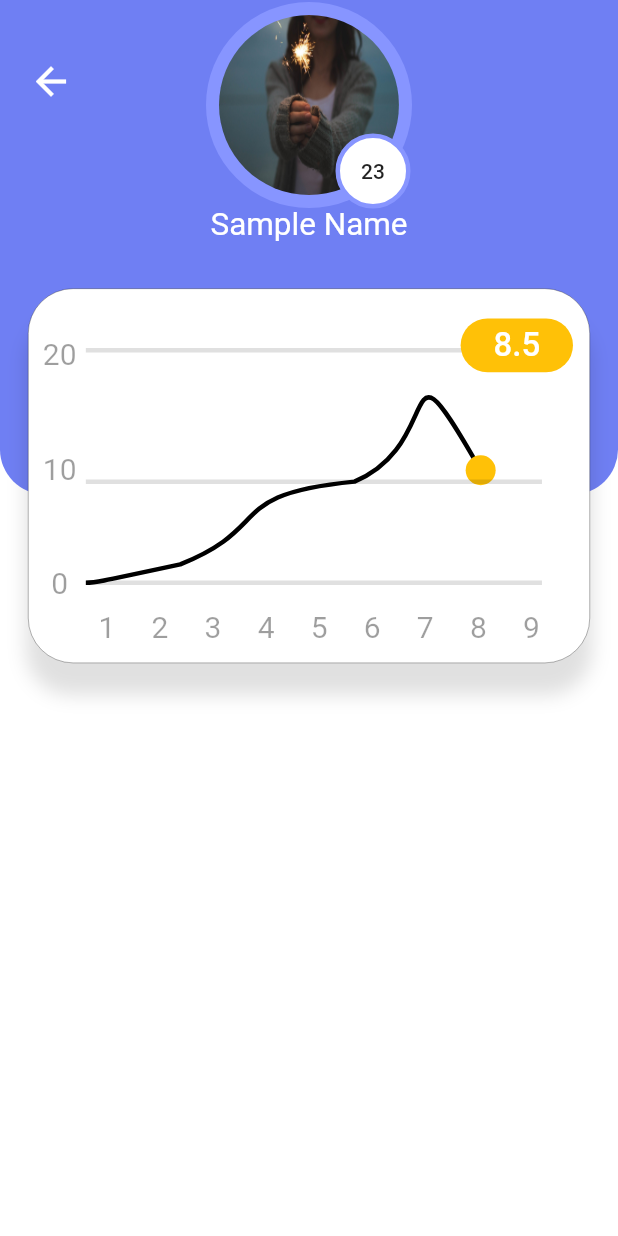
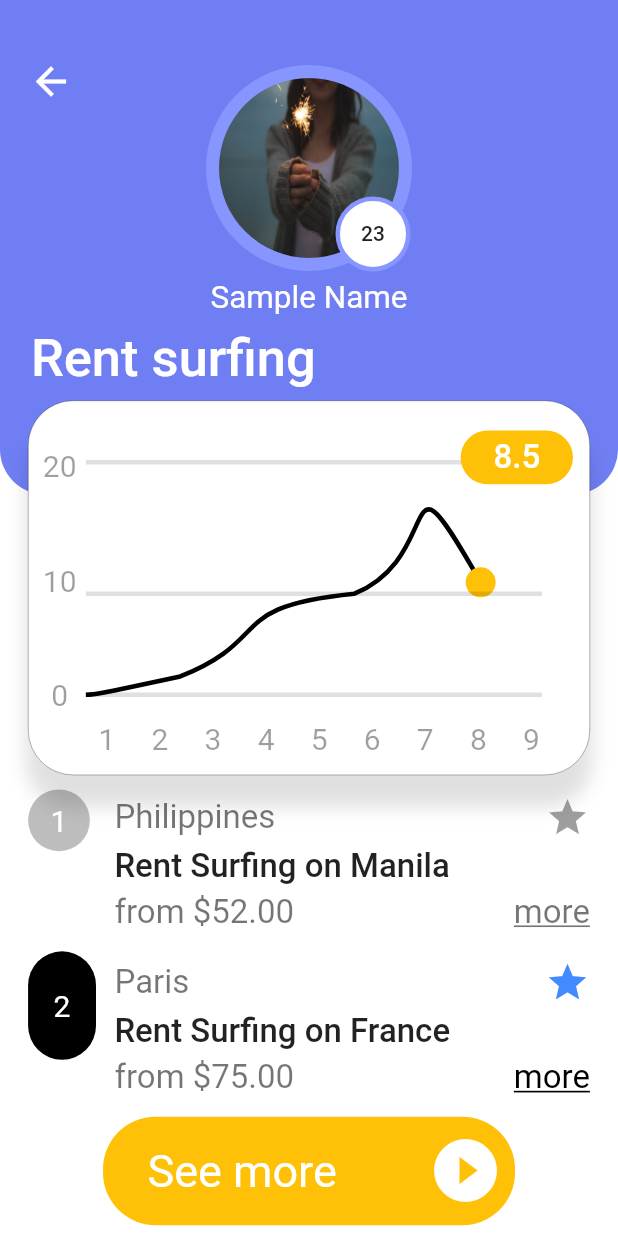
Before and after one commit to LandWhale2/Flutter-Ui, a Flutter app: the ProfilePage screen opened directly, on a phone screen of 412 x 824 dp. Run offline on Flutter 3.47's test engine with Material 2 defaults, Android fonts, the phone set to English and light mode, and no system bars.

Commit message:
[update] second page

```diff
--- a/lib/Page/ProfilePage.dart
+++ b/lib/Page/ProfilePage.dart
@@ -2,7 +2,9 @@ import 'dart:ui';
 import 'dart:ui' as prefix0;
 
 import 'package:flutter/material.dart';
+import 'package:flutter/material.dart' as prefix1;
 import 'package:flutter/scheduler.dart';
+import 'package:flutterui/Widget/ExpenseNote.dart';
 import 'dart:math';
 
 import 'package:flutterui/Widget/RentSurfingChart.dart';
@@ -35,18 +37,19 @@ class _ProfilePageState extends State<ProfilePage> {
               children: <Widget>[
                 IconButton(
                   icon: Icon(Icons.arrow_back,color: Colors.white,size: 30,),
+                  onPressed: (){
+                    Navigator.of(context).pop();
+                  },
                 ),
               ],
             ),
           ),
           Center(
             child: Column(
+              mainAxisAlignment: MainAxisAlignment.spaceEvenly,
               children: <Widget>[
-                InkWell(
-                    child: ProfileCircle(),
-                  onTap: (){
-                  },
-                ),
+                SizedBox(height: MediaQuery.of(context).size.height/30,),
+                ProfileCircle(),
                 Text(
                   'Sample Name',
                   style: TextStyle(
@@ -54,8 +57,49 @@ class _ProfilePageState extends State<ProfilePage> {
                     color: Colors.white
                   ),
                 ),
-                SizedBox(height: 30,),
+                Row(
+                  children: <Widget>[
+                    SizedBox(width: MediaQuery.of(context).size.width/20,),
+                    Text(
+                      'Rent surfing',
+                      style: TextStyle(
+                        fontSize: MediaQuery.of(context).textScaleFactor*35,
+                        fontWeight: FontWeight.w500,
+                        color: Colors.white
+                      ),
+                    ),
+                  ],
+                ),
                 SurfingChart(),
+                ExpenseNote(num: 1, title: 'Philippines', subtitle: 'Rent Surfing on Manila',money: 'from \$52.00',),
+                ExpenseNote(num: 2, title: 'Paris', subtitle: 'Rent Surfing on France',money: 'from \$75.00',),
+                Container(
+                  width: MediaQuery.of(context).size.width/1.5,
+                  height: MediaQuery.of(context).size.height/11.4,
+                  decoration: BoxDecoration(
+                    borderRadius: BorderRadius.all(Radius.circular(35)),
+                    color: Colors.amber,
+                  ),
+                  child: Row(
+                    mainAxisAlignment: MainAxisAlignment.spaceEvenly,
+                    children: <Widget>[
+                      SizedBox(width: MediaQuery.of(context).size.width/30,),
+                      Container(
+                        width: MediaQuery.of(context).size.width/2.3,
+//                        height: MediaQuery.of(context).size.height/11.4,
+                            child: Text(
+                              'See more',
+                              style: TextStyle(
+                                color: Colors.white,
+                                fontSize: MediaQuery.of(context).textScaleFactor*30
+                              ),
+                            ),
+
+                      ),
+                      Icon(Icons.play_circle_filled, color: Colors.white, size: 50,),
+                    ],
+                  ),
+                ),
               ],
             ),
           ),
--- /dev/null
+++ b/lib/Widget/ExpenseNote.dart
@@ -0,0 +1,113 @@
+import 'package:flutter/material.dart';
+
+class ExpenseNote extends StatelessWidget {
+  String title, subtitle, money;
+  int num;
+
+  ExpenseNote({Key key, this.num, this.title, this.subtitle, this.money});
+
+
+  @override
+  Widget build(BuildContext context) {
+    return Container(
+      width: MediaQuery.of(context).size.width/1.1,
+      height: MediaQuery.of(context).size.height/8,
+      child: Row(
+        mainAxisAlignment: MainAxisAlignment.spaceBetween,
+        children: <Widget>[
+          Column(
+            children: <Widget>[
+              (num == 1)?Container(
+                width: MediaQuery.of(context).size.width/10,
+                height: MediaQuery.of(context).size.height/18,
+                decoration: BoxDecoration(
+                  shape: BoxShape.circle,
+                  color: Colors.black26
+                ),
+                child: Center(
+                  child: Text(
+                    num.toString(),
+                    style: TextStyle(
+                      color: Colors.white,
+                      fontSize: MediaQuery.of(context).textScaleFactor*20
+                    ),
+                  ),
+                ),
+              ):Container(
+                width: MediaQuery.of(context).size.width/9.1,
+                height: MediaQuery.of(context).size.height/11.4,
+                decoration: BoxDecoration(
+                  borderRadius: BorderRadius.all(Radius.circular(35)),
+                    color: Colors.black,
+                ),
+                child: Center(
+                  child: Text(
+                    num.toString(),
+                    style: TextStyle(
+                        color: Colors.white,
+                        fontSize: MediaQuery.of(context).textScaleFactor*20
+                    ),
+                  ),
+                ),
+              ),
+            ],
+          ),
+          Container(
+            width: MediaQuery.of(context).size.width/1.3,
+            height: MediaQuery.of(context).size.height/9,
+            child: Column(
+              crossAxisAlignment: CrossAxisAlignment.start,
+              mainAxisAlignment: MainAxisAlignment.spaceBetween,
+              children: <Widget>[
+                Row(
+                  mainAxisAlignment: MainAxisAlignment.spaceBetween,
+                  children: <Widget>[
+                    Text(
+                      title,
+                      style: TextStyle(
+                        fontSize: MediaQuery.of(context).textScaleFactor*22,
+                        color: Colors.black54,
+                      ),
+                    ),
+                    Icon(
+                      Icons.grade,
+                      color: (num == 1)?Colors.black38:Colors.blueAccent,
+                      size: 30,
+                    ),
+                  ],
+                ),
+                Text(
+                  subtitle,
+                  style: TextStyle(
+                    fontSize: MediaQuery.of(context).textScaleFactor*22,
+                    fontWeight: FontWeight.w500
+                  ),
+                ),
+                Row(
+                  mainAxisAlignment: MainAxisAlignment.spaceBetween,
+                  children: <Widget>[
+                    Text(
+                      money,
+                      style: TextStyle(
+                        fontSize: MediaQuery.of(context).textScaleFactor*22,
+                        color: Colors.black54,
+                      ),
+                    ),
+                    Text(
+                      'more',
+                      style: TextStyle(
+                        fontSize: MediaQuery.of(context).textScaleFactor*22,
+                        color: (num ==1)?Colors.black54:Colors.black,
+                        decoration: TextDecoration.underline
+                      ),
+                    ),
+                  ],
+                ),
+              ],
+            ),
+          ),
+        ],
+      ),
+    );
+  }
+}
```
